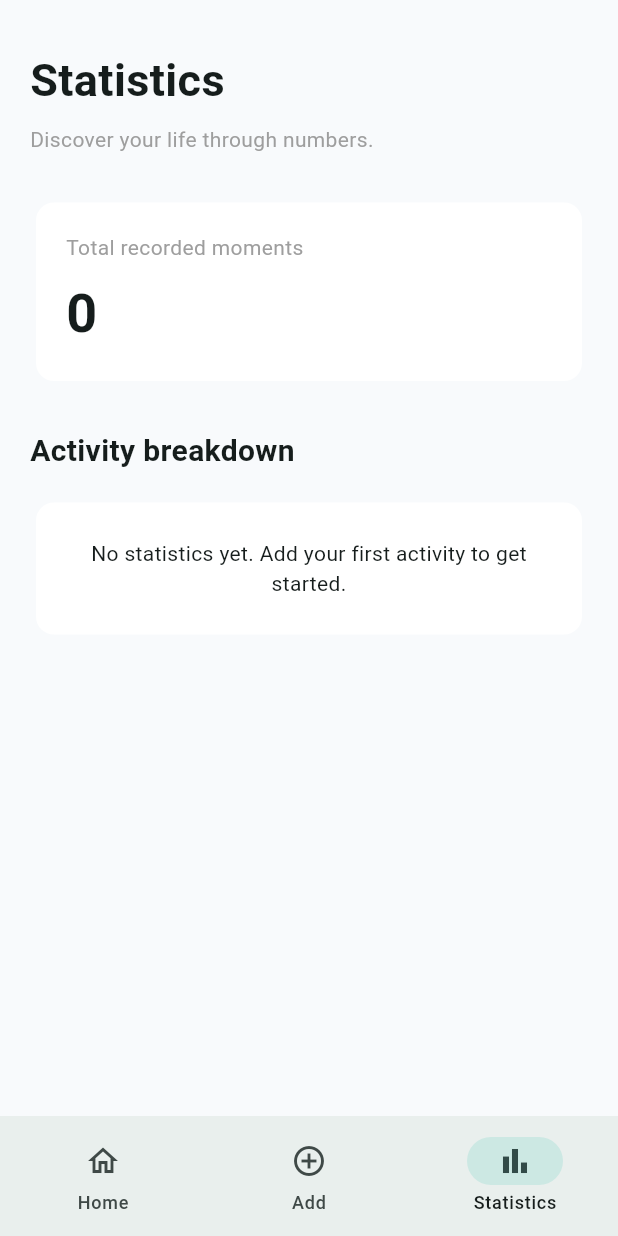
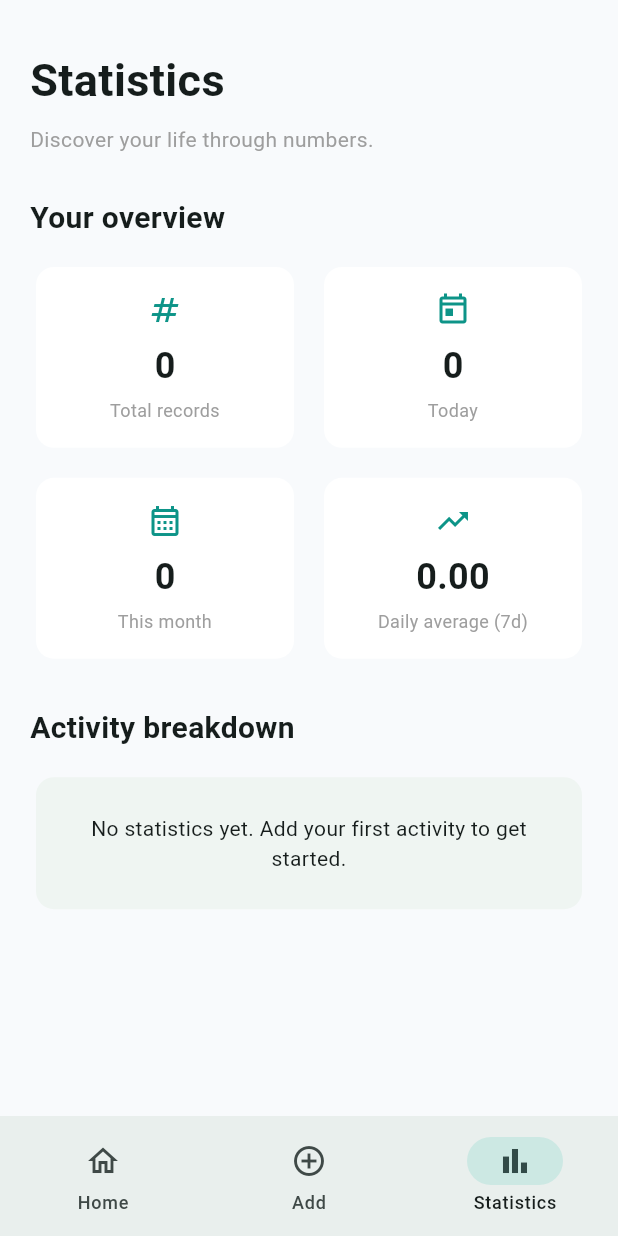
Before and after one commit to FranciscoRodrigues94/app-life-in-numbers, a Flutter app: the screen it shows after launch, item 3 of the bottom bar chosen, on a phone screen of 412 x 824 dp. Run offline on Flutter 3.47's test engine with Material 3 defaults, Android fonts, the phone set to English and light mode, and no system bars; our stand-ins replace shared_preferences.

Commit message:
feat: add statistics engine and widget tests

```diff
--- a/lib/main.dart
+++ b/lib/main.dart
@@ -134,7 +134,7 @@ class _MainPageState extends State<MainPage> {
     final pages = [
       DashboardPage(records: records),
       QuickAddPage(records: records, onAdd: _addRecord),
-      StatisticsPage(records: records),
+      StatisticsPage(events: _events),
     ];
 
     return Scaffold(
--- a/lib/pages/quick_add_page.dart
+++ b/lib/pages/quick_add_page.dart
@@ -50,7 +50,7 @@ class QuickAddPage extends StatelessWidget {
             maxCrossAxisExtent: 220,
             crossAxisSpacing: 12,
             mainAxisSpacing: 12,
-            childAspectRatio: 1.35,
+            childAspectRatio: 150,
           ),
           itemCount: activities.length,
           itemBuilder: (context, index) {
--- a/lib/pages/statistics_page.dart
+++ b/lib/pages/statistics_page.dart
@@ -1,15 +1,23 @@
 
 import 'package:flutter/material.dart';
+import '../models/life_event.dart';
+import '../services/statistics_service.dart';
 
 class StatisticsPage extends StatelessWidget {
-  final Map<String, int> records;
+  final List<LifeEvent> events;
 
-  const StatisticsPage({super.key, required this.records});
+  const StatisticsPage({super.key, required this.events});
 
   @override
   Widget build(BuildContext context) {
-    final total = records.values.fold<int>(0, (sum, value) => sum + value);
-    final sortedRecords = records.entries.toList()..sort((a, b) => b.value.compareTo(a.value));
+    const statistics = StatisticsService();
+    final now = DateTime.now();
+    final total = statistics.totalEvents(events);
+    final today = statistics.totalToday(events, now: now);
+    final thisMonth = statistics.totalThisMonth(events, now: now);
+    final dailyAverage = statistics.averageLastDays(events, 7, now: now);
+    final activityCounts = statistics.eventsByActivity(events);
+    final sortedActivities = activityCounts.entries.toList()..sort((a, b) => b.value.compareTo(a.value));
 
     return ListView(
       padding: const EdgeInsets.all(20),
@@ -19,35 +27,35 @@ class StatisticsPage extends StatelessWidget {
         const SizedBox(height: 8),
         const Text('Discover your life through numbers.', style: TextStyle(color: Colors.grey)),
         const SizedBox(height: 28),
-        Card(
-          elevation: 0,
-          color: Colors.white,
-          child: Padding(
-            padding: const EdgeInsets.all(20),
-            child: Column(
-              crossAxisAlignment: CrossAxisAlignment.start,
-              children: [
-                const Text('Total recorded moments', style: TextStyle(color: Colors.grey)),
-                const SizedBox(height: 8),
-                Text('$total', style: const TextStyle(fontSize: 36, fontWeight: FontWeight.bold)),
-              ],
-            ),
-          ),
+        const Text('Your overview', style: TextStyle(fontSize: 20, fontWeight: FontWeight.bold)),
+        const SizedBox(height: 14),
+        GridView.count(
+          crossAxisCount: 2,
+          crossAxisSpacing: 12,
+          mainAxisSpacing: 12,
+          childAspectRatio: 1.4,
+          shrinkWrap: true,
+          physics: const NeverScrollableScrollPhysics(),
+          children: [
+            _statCard('Total records', '$total', Icons.numbers),
+            _statCard('Today', '$today', Icons.today_outlined),
+            _statCard('This month', '$thisMonth', Icons.calendar_month_outlined),
+            _statCard('Daily average (7d)', dailyAverage.toStringAsFixed(2), Icons.trending_up),
+          ],
         ),
         const SizedBox(height: 28),
         const Text('Activity breakdown', style: TextStyle(fontSize: 20, fontWeight: FontWeight.bold)),
-        const SizedBox(height: 16),
-        if (sortedRecords.isEmpty)
+        const SizedBox(height: 14),
+        if (sortedActivities.isEmpty)
           const Card(
             elevation: 0,
-            color: Colors.white,
             child: Padding(
               padding: EdgeInsets.all(24),
               child: Text('No statistics yet. Add your first activity to get started.', textAlign: TextAlign.center),
             ),
           )
         else
-          ...sortedRecords.map((entry) {
+          ...sortedActivities.map((entry) {
             final percentage = total == 0 ? 0.0 : entry.value / total;
             return Card(
               elevation: 0,
@@ -80,4 +88,24 @@ class StatisticsPage extends StatelessWidget {
       ],
     );
   }
+
+  Widget _statCard(String title, String value, IconData icon) {
+    return Card(
+      elevation: 0,
+      color: Colors.white,
+      child: Padding(
+        padding: const EdgeInsets.all(14),
+        child: Column(
+          mainAxisAlignment: MainAxisAlignment.center,
+          children: [
+            Icon(icon, color: const Color(0xFF0D9488), size: 24),
+            const SizedBox(height: 8),
+            Text(value, style: const TextStyle(fontSize: 24, fontWeight: FontWeight.bold)),
+            const SizedBox(height: 4),
+            Text(title, textAlign: TextAlign.center, style: const TextStyle(fontSize: 12, color: Colors.grey)),
+          ],
+        ),
+      ),
+    );
+  }
 }
--- /dev/null
+++ b/lib/services/statistics_service.dart
@@ -0,0 +1,92 @@
+
+import '../models/life_event.dart';
+
+class StatisticsService {
+  const StatisticsService();
+
+  int totalEvents(List<LifeEvent> events) {
+    return events.length;
+  }
+
+  int totalByActivity(List<LifeEvent> events, String activityId) {
+    return events.where((event) => event.activityId == activityId).length;
+  }
+
+  int totalToday(List<LifeEvent> events, {String? activityId, DateTime? now}) {
+    final today = now ?? DateTime.now();
+    final start = DateTime(today.year, today.month, today.day);
+    final end = DateTime(today.year, today.month, today.day + 1);
+    return totalBetween(events, start, end, activityId: activityId);
+  }
+
+  int totalThisMonth(List<LifeEvent> events, {String? activityId, DateTime? now}) {
+    final today = now ?? DateTime.now();
+    final start = DateTime(today.year, today.month);
+    final end = DateTime(today.year, today.month + 1);
+    return totalBetween(events, start, end, activityId: activityId);
+  }
+
+  int totalBetween(List<LifeEvent> events, DateTime start, DateTime end, {String? activityId}) {
+    if (!end.isAfter(start)) return 0;
+    return events.where((event) {
+      final matchesDate = !event.occurredAt.isBefore(start) && event.occurredAt.isBefore(end);
+      final matchesActivity = activityId == null || event.activityId == activityId;
+      return matchesDate && matchesActivity;
+    }).length;
+  }
+
+  double dailyAverage(List<LifeEvent> events, DateTime start, DateTime end, {String? activityId}) {
+    if (!end.isAfter(start)) return 0;
+    final days = end.difference(start).inHours / 24;
+    if (days <= 0) return 0;
+    return totalBetween(events, start, end, activityId: activityId) / days;
+  }
+
+  double averageLastDays(List<LifeEvent> events, int days, {String? activityId, DateTime? now}) {
+    if (days <= 0) return 0;
+    final today = now ?? DateTime.now();
+    final end = DateTime(today.year, today.month, today.day + 1);
+    final start = DateTime(today.year, today.month, today.day - days + 1);
+    return totalBetween(events, start, end, activityId: activityId) / days;
+  }
+
+  Map<int, int> eventsByWeekday(List<LifeEvent> events, {String? activityId}) {
+    final results = {for (var day = 1; day <= 7; day++) day: 0};
+    for (final event in events) {
+      if (activityId != null && event.activityId != activityId) continue;
+      results[event.occurredAt.weekday] = results[event.occurredAt.weekday]! + 1;
+    }
+    return results;
+  }
+
+  Map<String, int> eventsByActivity(List<LifeEvent> events) {
+    final results = <String, int>{};
+    for (final event in events) {
+      results[event.activityId] = (results[event.activityId] ?? 0) + 1;
+    }
+    return results;
+  }
+
+  String? mostFrequentActivity(List<LifeEvent> events) {
+    final counts = eventsByActivity(events);
+    if (counts.isEmpty) return null;
+    return counts.entries.reduce((a, b) => a.value >= b.value ? a : b).key;
+  }
+
+  double percentageChange(int previous, int current) {
+    if (previous == 0) return current == 0 ? 0 : double.nan;
+    return ((current - previous) / previous) * 100;
+  }
+
+  double? weekOverWeekChange(List<LifeEvent> events, {String? activityId, DateTime? now}) {
+    final today = now ?? DateTime.now();
+    final startOfToday = DateTime(today.year, today.month, today.day);
+    final currentStart = DateTime(startOfToday.year, startOfToday.month, startOfToday.day - 6);
+    final currentEnd = DateTime(startOfToday.year, startOfToday.month, startOfToday.day + 1);
+    final previousStart = DateTime(startOfToday.year, startOfToday.month, startOfToday.day - 13);
+    final current = totalBetween(events, currentStart, currentEnd, activityId: activityId);
+    final previous = totalBetween(events, previousStart, currentStart, activityId: activityId);
+    if (previous == 0) return current == 0 ? 0 : null;
+    return percentageChange(previous, current);
+  }
+}
--- a/pubspec.yaml
+++ b/pubspec.yaml
@@ -46,6 +46,7 @@ dev_dependencies:
   # package. See that file for information about deactivating specific lint
   # rules and activating additional ones.
   flutter_lints: ^6.0.0
+  shared_preferences_platform_interface: ^2.4.2
 
 # For information on the generic Dart part of this file, see the
 # following page: https://dart.dev/tools/pub/pubspec
```
Also changed, not shown: pubspec.lock, 2 other files.
